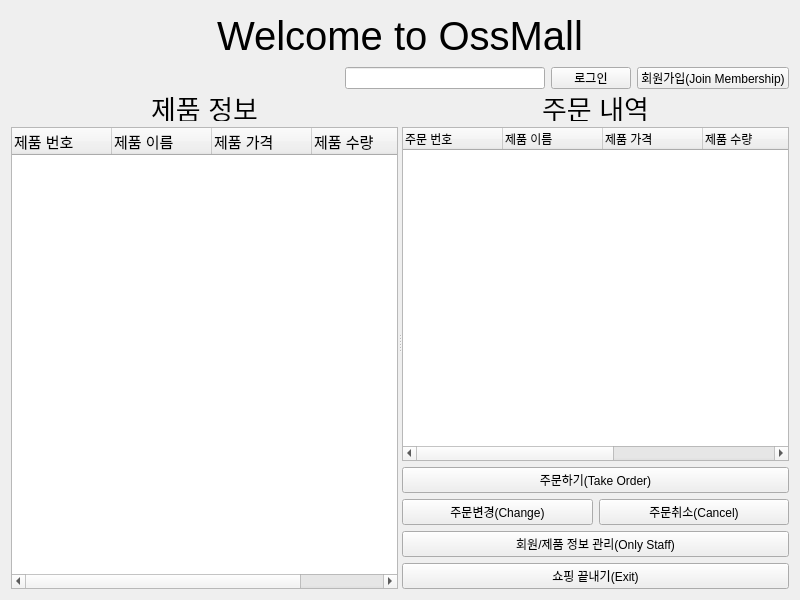
This is shoppingmanager.ui in YJinPort/Qt_project as Qt 5 draws it before an edit. The edited form follows.
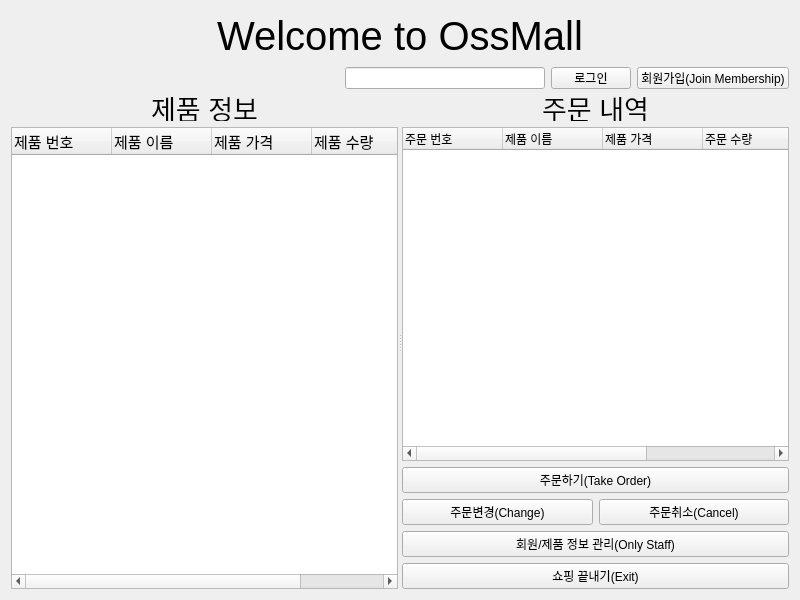
This is the edited form.

The edit to the form file:
```diff
--- a/shoppingmanager.ui
+++ b/shoppingmanager.ui
@@ -253,7 +253,7 @@
            </column>
            <column>
             <property name="text">
-             <string>제품 수량</string>
+             <string>주문 수량</string>
             </property>
            </column>
            <column>
@@ -266,11 +266,6 @@
              <string>배송 주소</string>
             </property>
            </column>
-           <column>
-            <property name="text">
-             <string>주문자 성함</string>
-            </property>
-           </column>
           </widget>
          </item>
          <item>
```
